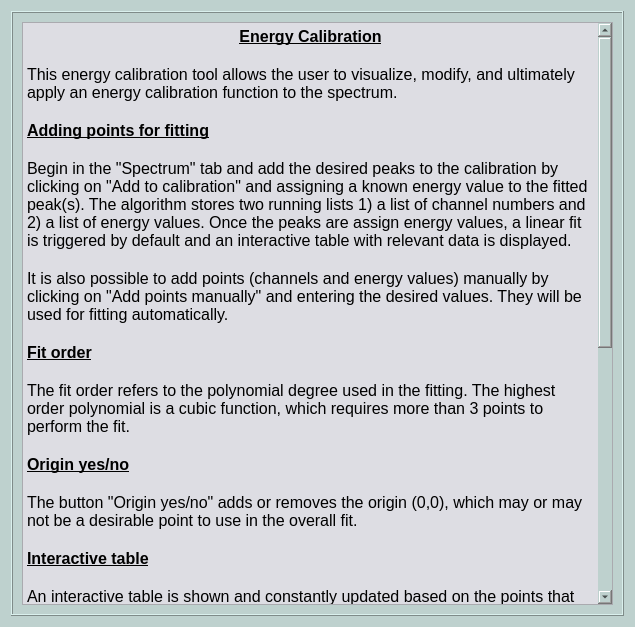
Qt form wara/ui/win_info_ecal.ui (NASA-Planetary-Science/wara) before a commit.
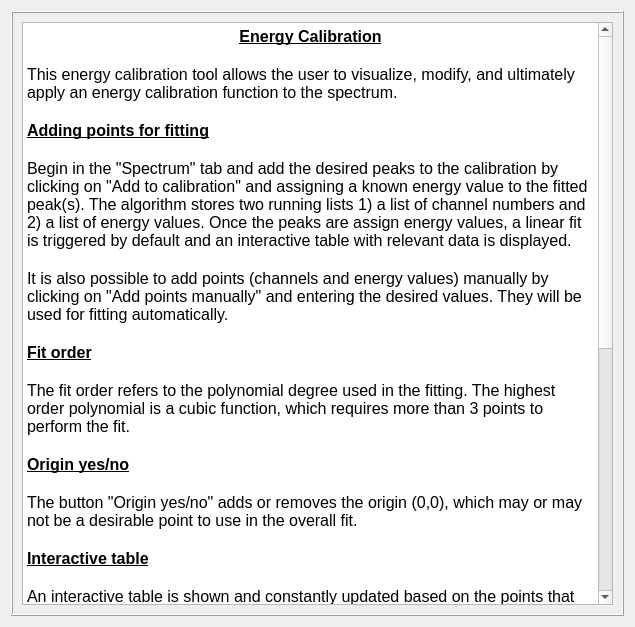
The same form after that commit.

Commit message: Add dark color theme to GUI display

Diff of the .ui file:
```diff
--- a/wara/ui/win_info_ecal.ui
+++ b/wara/ui/win_info_ecal.ui
@@ -13,10 +13,6 @@
   <property name="windowTitle">
    <string>Dialog</string>
   </property>
-  <property name="styleSheet">
-   <string notr="true">background-color: rgb(190, 209, 206);
-</string>
-  </property>
   <layout class="QGridLayout" name="gridLayout">
    <item row="0" column="0">
     <widget class="QFrame" name="frame">
@@ -29,9 +25,6 @@
      <layout class="QGridLayout" name="gridLayout_2">
       <item row="0" column="0">
        <widget class="QTextBrowser" name="textBrowser">
-        <property name="styleSheet">
-         <string notr="true">background-color: rgb(221, 221, 227);</string>
-        </property>
         <property name="html">
          <string>&lt;!DOCTYPE HTML PUBLIC &quot;-//W3C//DTD HTML 4.0//EN&quot; &quot;http://www.w3.org/TR/REC-html40/strict.dtd&quot;&gt;
 &lt;html&gt;&lt;head&gt;&lt;meta name=&quot;qrichtext&quot; content=&quot;1&quot; /&gt;&lt;style type=&quot;text/css&quot;&gt;
```
The commit also changes 28 other files.
